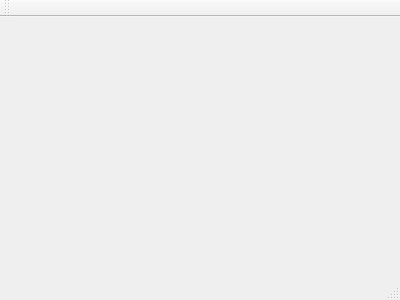
Above: mainwindow.ui from KoalaBR/spotlight before the change. Below: the same form after it.
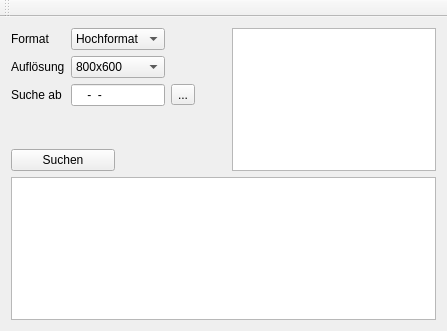
That is the form after the change.

```diff
--- a/mainwindow.ui
+++ b/mainwindow.ui
@@ -1,24 +1,192 @@
 <ui version="4.0">
  <class>MainWindow</class>
- <widget class="QMainWindow" name="MainWindow" >
-  <property name="geometry" >
+ <widget class="QMainWindow" name="MainWindow">
+  <property name="geometry">
    <rect>
     <x>0</x>
     <y>0</y>
-    <width>400</width>
-    <height>300</height>
+    <width>447</width>
+    <height>331</height>
    </rect>
   </property>
   <property name="windowTitle" >
    <string>MainWindow</string>
   </property>
-  <widget class="QMenuBar" name="menuBar" />
-  <widget class="QToolBar" name="mainToolBar" />
-  <widget class="QWidget" name="centralWidget" />
-  <widget class="QStatusBar" name="statusBar" />
+  <widget class="QWidget" name="centralWidget">
+   <layout class="QGridLayout" name="gridLayout">
+    <item row="4" column="0" colspan="2">
+     <widget class="QPushButton" name="pbSearch">
+      <property name="text">
+       <string>Suchen</string>
+      </property>
+     </widget>
+    </item>
+    <item row="4" column="2" colspan="2">
+     <spacer name="horizontalSpacer_3">
+      <property name="orientation">
+       <enum>Qt::Horizontal</enum>
+      </property>
+      <property name="sizeHint" stdset="0">
+       <size>
+        <width>113</width>
+        <height>20</height>
+       </size>
+      </property>
+     </spacer>
+    </item>
+    <item row="5" column="0" colspan="5">
+     <widget class="QPlainTextEdit" name="teShowActions">
+      <property name="readOnly">
+       <bool>true</bool>
+      </property>
+     </widget>
+    </item>
+    <item row="0" column="0">
+     <widget class="QLabel" name="label">
+      <property name="text">
+       <string>Format</string>
+      </property>
+     </widget>
+    </item>
+    <item row="0" column="1" colspan="2">
+     <widget class="QComboBox" name="cmbOrientation">
+      <item>
+       <property name="text">
+        <string>Hochformat</string>
+       </property>
+      </item>
+      <item>
+       <property name="text">
+        <string>Querformat</string>
+       </property>
+      </item>
+      <item>
+       <property name="text">
+        <string>beide</string>
+       </property>
+      </item>
+     </widget>
+    </item>
+    <item row="0" column="3">
+     <spacer name="horizontalSpacer">
+      <property name="orientation">
+       <enum>Qt::Horizontal</enum>
+      </property>
+      <property name="sizeHint" stdset="0">
+       <size>
+        <width>77</width>
+        <height>20</height>
+       </size>
+      </property>
+     </spacer>
+    </item>
+    <item row="0" column="4" rowspan="5">
+     <widget class="QTableWidget" name="tableWidget">
+      <property name="editTriggers">
+       <set>QAbstractItemView::NoEditTriggers</set>
+      </property>
+     </widget>
+    </item>
+    <item row="1" column="0">
+     <widget class="QLabel" name="label_2">
+      <property name="text">
+       <string>Auflösung</string>
+      </property>
+     </widget>
+    </item>
+    <item row="1" column="1" colspan="2">
+     <widget class="QComboBox" name="comboBox_2">
+      <item>
+       <property name="text">
+        <string>800x600</string>
+       </property>
+      </item>
+      <item>
+       <property name="text">
+        <string>1920x1080</string>
+       </property>
+      </item>
+      <item>
+       <property name="text">
+        <string>1920x1200</string>
+       </property>
+      </item>
+      <item>
+       <property name="text">
+        <string>2560x1440</string>
+       </property>
+      </item>
+     </widget>
+    </item>
+    <item row="1" column="3">
+     <spacer name="horizontalSpacer_2">
+      <property name="orientation">
+       <enum>Qt::Horizontal</enum>
+      </property>
+      <property name="sizeHint" stdset="0">
+       <size>
+        <width>77</width>
+        <height>20</height>
+       </size>
+      </property>
+     </spacer>
+    </item>
+    <item row="2" column="0">
+     <widget class="QLabel" name="label_3">
+      <property name="text">
+       <string>Suche ab</string>
+      </property>
+     </widget>
+    </item>
+    <item row="3" column="0">
+     <spacer name="verticalSpacer">
+      <property name="orientation">
+       <enum>Qt::Vertical</enum>
+      </property>
+      <property name="sizeHint" stdset="0">
+       <size>
+        <width>20</width>
+        <height>40</height>
+       </size>
+      </property>
+     </spacer>
+    </item>
+    <item row="2" column="1" colspan="2">
+     <widget class="QLineEdit" name="lineEdit">
+      <property name="inputMask">
+       <string>0000-00-00</string>
+      </property>
+     </widget>
+    </item>
+    <item row="2" column="3">
+     <widget class="QToolButton" name="toolButton">
+      <property name="text">
+       <string>...</string>
+      </property>
+     </widget>
+    </item>
+   </layout>
+  </widget>
+  <widget class="QMenuBar" name="menuBar">
+   <property name="geometry">
+    <rect>
+     <x>0</x>
+     <y>0</y>
+     <width>447</width>
+     <height>26</height>
+    </rect>
+   </property>
+  </widget>
+  <widget class="QToolBar" name="mainToolBar">
+   <attribute name="toolBarArea">
+    <enum>TopToolBarArea</enum>
+   </attribute>
+   <attribute name="toolBarBreak">
+    <bool>false</bool>
+   </attribute>
+  </widget>
  </widget>
- <layoutDefault spacing="6" margin="11" />
- <pixmapfunction></pixmapfunction>
+ <layoutdefault spacing="6" margin="11"/>
  <resources/>
  <connections/>
 </ui>
```
Left out of the diff: 6 changed lines with no effect on the pictures.
